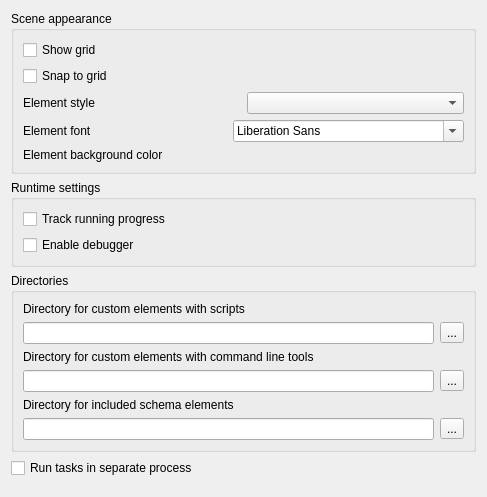
The window that src/plugins/workflow_designer/src/ui/WorkflowSettingsWidget.ui (violethaze74/ugene) describes before a commit, drawn with Qt 5.
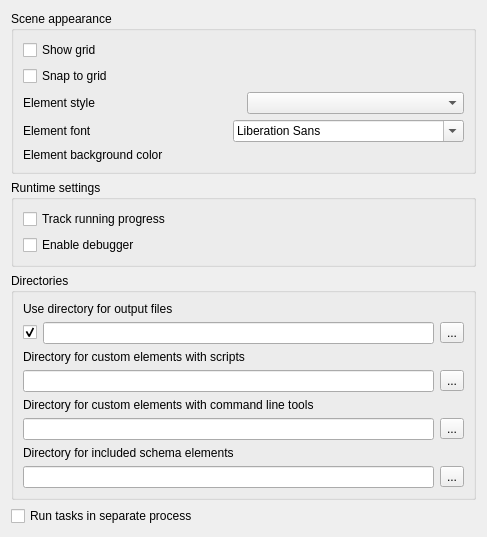
The same window after the commit.

```diff
--- a/src/plugins/workflow_designer/src/ui/WorkflowSettingsWidget.ui
+++ b/src/plugins/workflow_designer/src/ui/WorkflowSettingsWidget.ui
@@ -7,7 +7,7 @@
     <x>0</x>
     <y>0</y>
     <width>487</width>
-    <height>497</height>
+    <height>508</height>
    </rect>
   </property>
   <property name="windowTitle">
@@ -118,6 +118,37 @@
       <string>Directories</string>
      </property>
      <layout class="QVBoxLayout" name="verticalLayout">
+      <item>
+       <widget class="QLabel" name="label_7">
+        <property name="text">
+         <string>Use directory for output files</string>
+        </property>
+       </widget>
+      </item>
+      <item>
+       <layout class="QHBoxLayout" name="horizontalLayout_7">
+        <item>
+         <widget class="QCheckBox" name="workflowOutputBox">
+          <property name="text">
+           <string/>
+          </property>
+          <property name="checked">
+           <bool>true</bool>
+          </property>
+         </widget>
+        </item>
+        <item>
+         <widget class="QLineEdit" name="workflowOutputEdit"/>
+        </item>
+        <item>
+         <widget class="QToolButton" name="workflowOutputButton">
+          <property name="text">
+           <string notr="true">...</string>
+          </property>
+         </widget>
+        </item>
+       </layout>
+      </item>
       <item>
        <widget class="QLabel" name="label_4">
         <property name="text">
```
Left out of the diff: 35 changed lines with no effect on the pictures.
